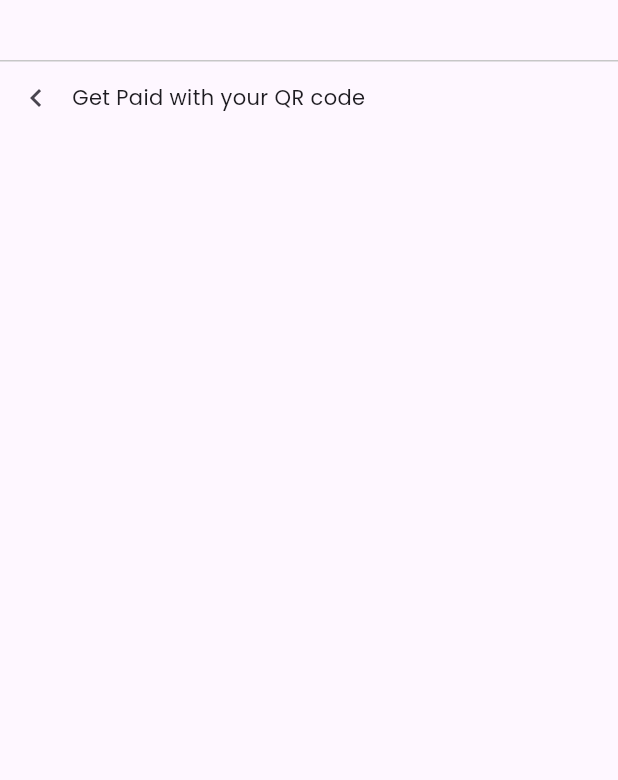
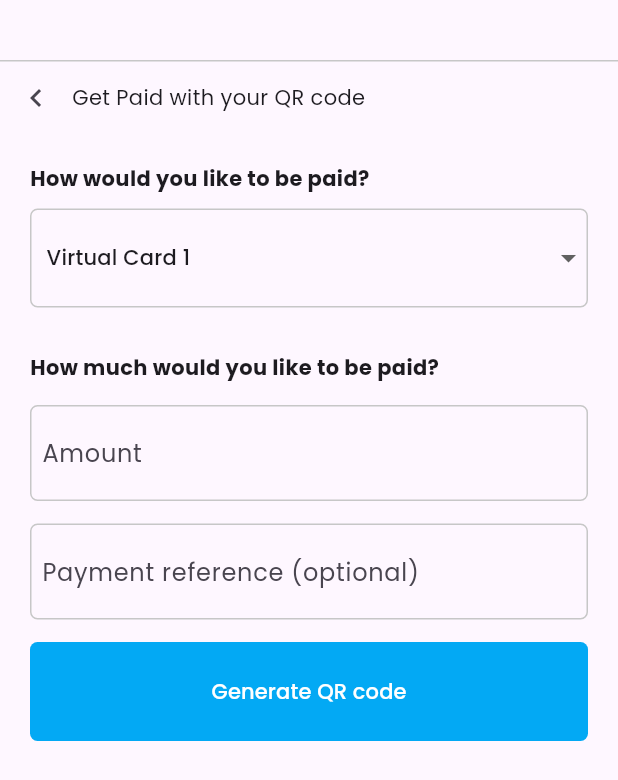
Before and after one commit to Egide-softwares/apz-pay, a Flutter app: the GetPaidByQrCode widget shown alone on an empty page, opened directly, on a phone screen of 412 x 824 dp. Shown: the top 780 px of the screen. Run offline on Flutter 3.47's test engine with Material 2 defaults, Android fonts, the phone set to English and light mode, and no system bars; our stand-ins replace async_redux, country_code_picker.

Commit message:
added get paid by qr code screen

```diff
--- a/lib/screens/tabs/get_paid_tab.dart
+++ b/lib/screens/tabs/get_paid_tab.dart
@@ -11,6 +11,14 @@ class GetPaidByQrCode extends StatefulWidget {
 }
 
 class _GetPaidByQrCodeState extends State<GetPaidByQrCode> {
+  final List<String> _cards = <String>[
+    "Virtual Card 1",
+    "Virtual Card 2",
+    "Virtual Card 3"
+  ];
+
+  String _selectedCardWallet = "Virtual Card 1";
+
   @override
   Widget build(BuildContext context) {
     return CustomScrollView(
@@ -41,6 +49,131 @@ class _GetPaidByQrCodeState extends State<GetPaidByQrCode> {
                   const Text("Get Paid with your QR code"),
                 ],
               ),
+              Padding(
+                padding: const EdgeInsets.symmetric(horizontal: 20),
+                child: Column(
+                  mainAxisAlignment: MainAxisAlignment.start,
+                  crossAxisAlignment: CrossAxisAlignment.stretch,
+                  children: [
+                    const Padding(
+                      padding: EdgeInsets.only(top: 20),
+                      child: Text(
+                        "How would you like to be paid?",
+                        style: TextStyle(fontWeight: FontWeight.bold),
+                      ),
+                    ),
+                    Padding(
+                      padding: const EdgeInsets.symmetric(vertical: 10),
+                      child: Container(
+                        width: double.infinity,
+                        decoration: BoxDecoration(
+                          border: Border.all(
+                            color: ThemeColors.lightGrey,
+                          ),
+                          borderRadius: BorderRadius.circular(5),
+                        ),
+                        child: DropdownButtonFormField(
+                          borderRadius: BorderRadius.circular(5),
+                          decoration: InputDecoration(
+                            fillColor: ThemeColors.white,
+                            border: InputBorder.none,
+                            contentPadding: const EdgeInsets.symmetric(
+                              horizontal: 10,
+                              vertical: 20,
+                            ),
+                          ),
+                          value: _selectedCardWallet,
+                          items: _cards
+                              .map(
+                                (cardName) => DropdownMenuItem(
+                                  value: cardName,
+                                  child: Text(
+                                    cardName,
+                                    style: const TextStyle(fontSize: 14),
+                                  ),
+                                ),
+                              )
+                              .toList(),
+                          onChanged: (value) {
+                            setState(() {
+                              _selectedCardWallet = value.toString();
+                            });
+                          },
+                        ),
+                      ),
+                    ),
+                    const Padding(
+                      padding: EdgeInsets.only(top: 20),
+                      child: Text(
+                        "How much would you like to be paid?",
+                        style: TextStyle(fontWeight: FontWeight.bold),
+                      ),
+                    ),
+                    Padding(
+                      padding: const EdgeInsets.symmetric(vertical: 15),
+                      child: Container(
+                        width: double.infinity,
+                        decoration: BoxDecoration(
+                          border: Border.all(color: ThemeColors.lightGrey),
+                          borderRadius: BorderRadius.circular(5),
+                        ),
+                        child: const Padding(
+                          padding: EdgeInsets.all(7),
+                          child: TextField(
+                            keyboardType: TextInputType.number,
+                            decoration: InputDecoration(
+                              labelText: "Amount",
+                              prefix: Text("R"),
+                              suffix: Text(".00"),
+                              border: InputBorder.none,
+                              contentPadding: EdgeInsets.all(0),
+                            ),
+                          ),
+                        ),
+                      ),
+                    ),
+                    Container(
+                      width: double.infinity,
+                      decoration: BoxDecoration(
+                        border: Border.all(color: ThemeColors.lightGrey),
+                        borderRadius: BorderRadius.circular(5),
+                      ),
+                      child: const Padding(
+                        padding: EdgeInsets.all(7),
+                        child: TextField(
+                          keyboardType: TextInputType.number,
+                          decoration: InputDecoration(
+                            labelText: "Payment reference (optional)",
+                            border: InputBorder.none,
+                            contentPadding: EdgeInsets.all(0),
+                          ),
+                        ),
+                      ),
+                    ),
+                    Padding(
+                      padding: const EdgeInsets.only(top: 15),
+                      child: ElevatedButton(
+                        onPressed: () {},
+                        style: ElevatedButton.styleFrom(
+                          elevation: 0,
+                          padding: const EdgeInsets.symmetric(
+                            horizontal: 23,
+                            vertical: 23,
+                          ),
+                          backgroundColor: ThemeColors.primary,
+                          shape: RoundedRectangleBorder(
+                            borderRadius: BorderRadius.circular(5.0),
+                          ),
+                        ),
+                        child: Text(
+                          "Generate QR code",
+                          style: TextStyle(color: ThemeColors.white),
+                        ),
+                      ),
+                    ),
+                  ],
+                ),
+              ),
             ],
           ),
         ),
```
